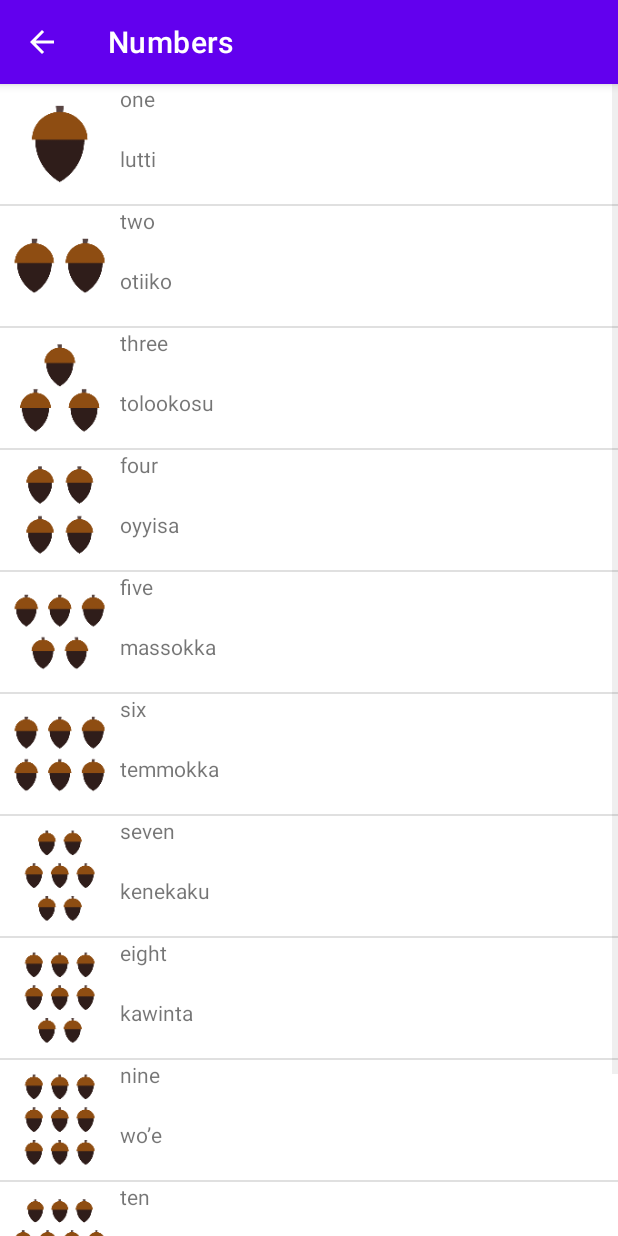
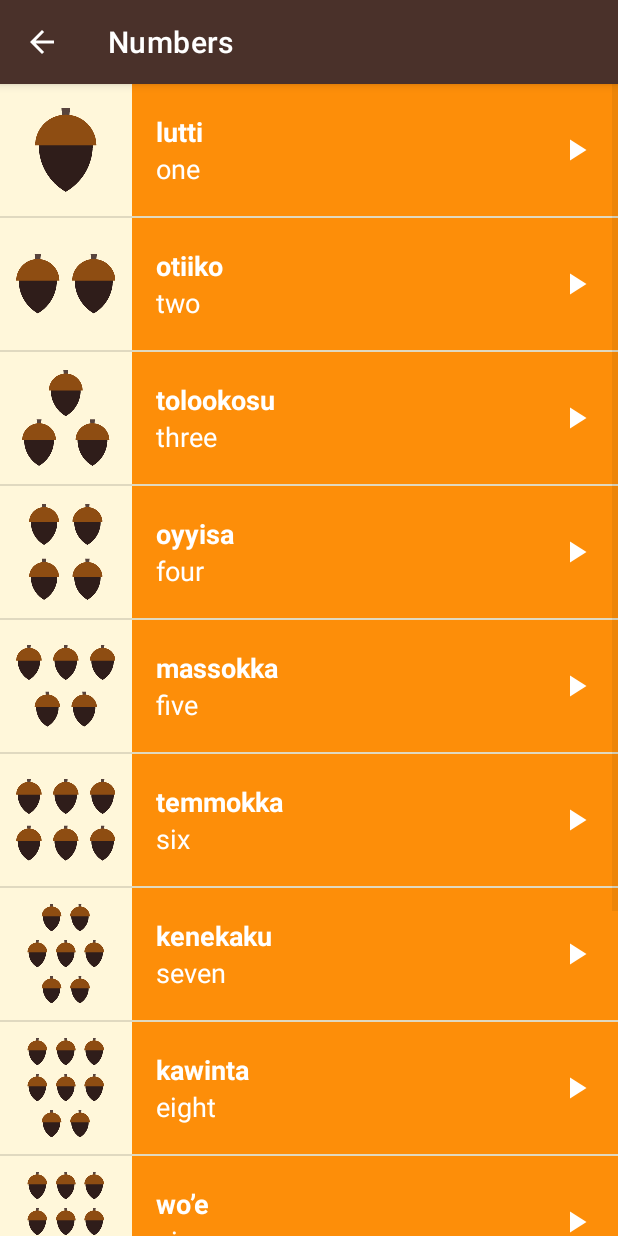
Before and after one commit to ahmed-alnour123/android-MiwokWords, an Android app: the NumbersActivity screen opened directly, with no data from a screen before it, on a phone screen of 412 x 824 dp. Run offline under Robolectric (Android 15) with nearby library versions, the light colour scheme and no system bars.

Commit message:
added visual polish, completed the app

```diff
--- a/app/src/main/java/com/example/mymiwokapp/activities/ColorsActivity.java
+++ b/app/src/main/java/com/example/mymiwokapp/activities/ColorsActivity.java
@@ -41,7 +41,7 @@ public class ColorsActivity extends AppCompatActivity {
         audioManager = (AudioManager) getSystemService(Context.AUDIO_SERVICE);
 
         ArrayList<Word> words = fillArrayList();
-        WordAdapter adapter = new WordAdapter(this, R.layout.list_item, words);
+        WordAdapter adapter = new WordAdapter(this, R.layout.list_item, words, R.color.category_colors);
         ListView listView = findViewById(R.id.list);
         listView.setAdapter(adapter);
         listView.setOnItemClickListener((adapterView, view, i, l) -> {
--- a/app/src/main/java/com/example/mymiwokapp/activities/FamilyActivity.java
+++ b/app/src/main/java/com/example/mymiwokapp/activities/FamilyActivity.java
@@ -41,7 +41,7 @@ public class FamilyActivity extends AppCompatActivity {
         audioManager = (AudioManager) getSystemService(Context.AUDIO_SERVICE);
 
         ArrayList<Word> words = fillArrayList();
-        WordAdapter adapter = new WordAdapter(this, R.layout.list_item, words);
+        WordAdapter adapter = new WordAdapter(this, R.layout.list_item, words, R.color.category_family);
         ListView listView = findViewById(R.id.list);
         listView.setAdapter(adapter);
         listView.setOnItemClickListener((adapterView, view, i, l) -> {
--- a/app/src/main/java/com/example/mymiwokapp/activities/NumbersActivity.java
+++ b/app/src/main/java/com/example/mymiwokapp/activities/NumbersActivity.java
@@ -41,7 +41,7 @@ public class NumbersActivity extends AppCompatActivity {
         audioManager = (AudioManager) getSystemService(Context.AUDIO_SERVICE);
 
         ArrayList<Word> words = fillArrayList();
-        WordAdapter adapter = new WordAdapter(this, R.layout.list_item, words);
+        WordAdapter adapter = new WordAdapter(this, R.layout.list_item, words, R.color.category_numbers);
         ListView listView = findViewById(R.id.list);
         listView.setAdapter(adapter);
         listView.setOnItemClickListener((adapterView, view, i, l) -> {
@@ -50,7 +50,11 @@ public class NumbersActivity extends AppCompatActivity {
                     AudioManager.AUDIOFOCUS_GAIN_TRANSIENT) == AudioManager.AUDIOFOCUS_REQUEST_GRANTED) {
                 releaseMediaPlayer();
                 mediaPlayer = MediaPlayer.create(this, words.get(i).getSound());
-                mediaPlayer.setOnCompletionListener(mp -> releaseMediaPlayer());
+                if (words.get(i).getSound() == R.raw.jouske_theme){
+                    mediaPlayer.setLooping(true);
+                } else {
+                    mediaPlayer.setOnCompletionListener(mp -> releaseMediaPlayer());
+                }
                 mediaPlayer.start();
             }
         });
@@ -87,7 +91,8 @@ public class NumbersActivity extends AppCompatActivity {
         words.add(new Word(R.string.english_number_eight, R.string.miwok_number_eight, R.drawable.number_eight, R.raw.number_eight));
         words.add(new Word(R.string.english_number_nine, R.string.miwok_number_nine, R.drawable.number_nine, R.raw.number_nine));
         words.add(new Word(R.string.english_number_ten, R.string.miwok_number_ten, R.drawable.number_ten, R.raw.number_ten));
-        words.add(new Word(R.string.english_number_ten, R.string.miwok_number_ten, R.drawable.number_ten, R.raw.giorno_theme));
+        words.add(new Word(R.string.english_number_five, R.string.miwok_number_five, R.drawable.number_five, R.raw.giorno_theme));
+        words.add(new Word(R.string.english_number_four, R.string.miwok_number_four, R.drawable.number_four, R.raw.jouske_theme));
         return words;
     }
 }
--- a/app/src/main/java/com/example/mymiwokapp/activities/PhrasesActivity.java
+++ b/app/src/main/java/com/example/mymiwokapp/activities/PhrasesActivity.java
@@ -41,7 +41,7 @@ public class PhrasesActivity extends AppCompatActivity {
         audioManager = (AudioManager) getSystemService(Context.AUDIO_SERVICE);
 
         ArrayList<Word> words = fillArrayList();
-        WordAdapter adapter = new WordAdapter(this, R.layout.list_item, words);
+        WordAdapter adapter = new WordAdapter(this, R.layout.list_item, words, R.color.category_phrases);
         ListView listView = findViewById(R.id.list);
         listView.setAdapter(adapter);
         listView.setOnItemClickListener((adapterView, view, i, l) -> {
--- a/app/src/main/java/com/example/mymiwokapp/word/WordAdapter.java
+++ b/app/src/main/java/com/example/mymiwokapp/word/WordAdapter.java
@@ -19,8 +19,10 @@ import com.example.mymiwokapp.R;
 import java.util.List;
 
 public class WordAdapter extends ArrayAdapter<Word> {
-    public WordAdapter(@NonNull Context context, int resource, @NonNull List<Word> wordList) {
+    private int color;
+    public WordAdapter(@NonNull Context context, int resource, @NonNull List<Word> wordList, int color) {
         super(context, 0, wordList);
+        this.color = color;
     }
 
     @NonNull
@@ -31,6 +33,7 @@ public class WordAdapter extends ArrayAdapter<Word> {
             rootView = LayoutInflater.from(getContext()).inflate(R.layout.list_item, parent, false);
         }
 
+        rootView.setBackgroundColor(getContext().getColor(color));
         Word currentWord = getItem(position);
         ImageView image = rootView.findViewById(R.id.image);
         TextView englishWord = rootView.findViewById(R.id.english_text);
--- a/app/src/main/res/layout/activity_list.xml
+++ b/app/src/main/res/layout/activity_list.xml
@@ -5,6 +5,8 @@
     android:layout_width="match_parent"
     android:layout_height="match_parent"
     android:id="@+id/list"
+    android:background="@color/tan"
+    android:drawSelectorOnTop="true"
     android:orientation="vertical">
 
 </ListView>
--- a/app/src/main/res/layout/list_item.xml
+++ b/app/src/main/res/layout/list_item.xml
@@ -1,39 +1,51 @@
 <?xml version="1.0" encoding="utf-8"?>
-<RelativeLayout xmlns:android="http://schemas.android.com/apk/res/android"
+<RelativeLayout
+    xmlns:android="http://schemas.android.com/apk/res/android"
     xmlns:tools="http://schemas.android.com/tools"
     android:layout_width="match_parent"
-    android:layout_height="80dp"
+    android:layout_height="@dimen/width"
+    tools:background="@color/category_numbers"
     android:orientation="horizontal">
     <ImageView
         android:id="@+id/image"
-        android:layout_width="80dp"
-        android:layout_height="80dp"
+        android:layout_width="@dimen/width"
+        android:layout_height="@dimen/width"
         android:layout_alignParentBottom="true"
-        android:src="@mipmap/ic_launcher"/>
+        android:background="@color/tan"
+        tools:src="@drawable/family_daughter"/>
+    <TextView
+        android:id="@+id/miwok_text"
+        android:layout_width="wrap_content"
+        android:layout_height="@dimen/half_width"
+        android:layout_alignParentLeft="false"
+        android:layout_toRightOf="@id/image"
+        android:paddingLeft="@dimen/padding"
+        android:textSize="18sp"
+        android:textColor="@color/white"
+        android:gravity="bottom"
+        android:textStyle="bold"
+        tools:text="Hello"/>
     <TextView
         android:id="@+id/english_text"
-        android:layout_width="200dp"
-        android:layout_height="40dp"
-        android:layout_alignParentLeft="false"
-        android:layout_toRightOf="@id/image"
-        tools:textAppearance="?android:textAppearanceLarge"
-        tools:text="Hello"/>
-    <TextView
-        android:id="@+id/miwok_text"
-        android:layout_width="200dp"
-        android:layout_height="40dp"
+        android:layout_width="wrap_content"
+        android:layout_height="@dimen/half_width"
         android:layout_alignParentLeft="false"
         android:layout_alignParentTop="false"
         android:layout_alignParentBottom="true"
         android:layout_toRightOf="@id/image"
-        android:layout_below="@id/english_text"
+        android:layout_below="@id/miwok_text"
+        android:paddingLeft="@dimen/padding"
+        android:textSize="18dp"
+        android:textColor="@color/white"
+        android:gravity="top"
         tools:textAppearance="?android:textAppearanceLarge"
         tools:text="Mento wuksus"/>
     <ImageView
         android:id="@+id/play_icon"
-        android:layout_width="30dp"
-        android:layout_height="30dp"
-        android:layout_toRightOf="@id/english_text"
+        android:layout_width="24dp"
+        android:layout_height="24dp"
+        android:layout_alignParentRight="true"
         android:layout_centerVertical="true"
+        android:layout_marginRight="@dimen/padding"
         android:src="@drawable/ic_play_arrow"/>
 </RelativeLayout>
--- a/app/src/main/res/values/colors.xml
+++ b/app/src/main/res/values/colors.xml
@@ -7,4 +7,11 @@
     <color name="teal_700">#FF018786</color>
     <color name="black">#FF000000</color>
     <color name="white">#FFFFFFFF</color>
+    <color name="primary_color">#4A312A</color>
+    <color name="primary_color_dark">#2F1D1A</color>
+    <color name="tan">#FFF7DA</color>
+    <color name="category_numbers">#FD8E09</color>
+    <color name="category_family">#379237</color>
+    <color name="category_colors">#8800A0</color>
+    <color name="category_phrases">#16AFCA</color>
 </resources>
--- /dev/null
+++ b/app/src/main/res/values/dimens.xml
@@ -0,0 +1,6 @@
+<?xml version="1.0" encoding="utf-8"?>
+<resources>
+    <dimen name="width">88dp</dimen>
+    <dimen name="half_width">44dp</dimen>
+    <dimen name="padding">16dp</dimen>
+</resources>
--- a/app/src/main/res/values/themes.xml
+++ b/app/src/main/res/values/themes.xml
@@ -2,8 +2,8 @@
     <!-- Base application theme. -->
     <style name="Theme.MyMiwokApp" parent="Theme.MaterialComponents.DayNight.DarkActionBar">
         <!-- Primary brand color. -->
-        <item name="colorPrimary">@color/purple_500</item>
-        <item name="colorPrimaryVariant">@color/purple_700</item>
+        <item name="colorPrimary">@color/primary_color</item>
+        <item name="colorPrimaryVariant">@color/primary_color_dark</item>
         <item name="colorOnPrimary">@color/white</item>
         <!-- Secondary brand color. -->
         <item name="colorSecondary">@color/teal_200</item>
```
Also changed, not shown: app/src/main/res/layout/activity_main.xml (+10 -8 lines), app/src/main/res/values/styles.xml (added, +15 -0 lines).
